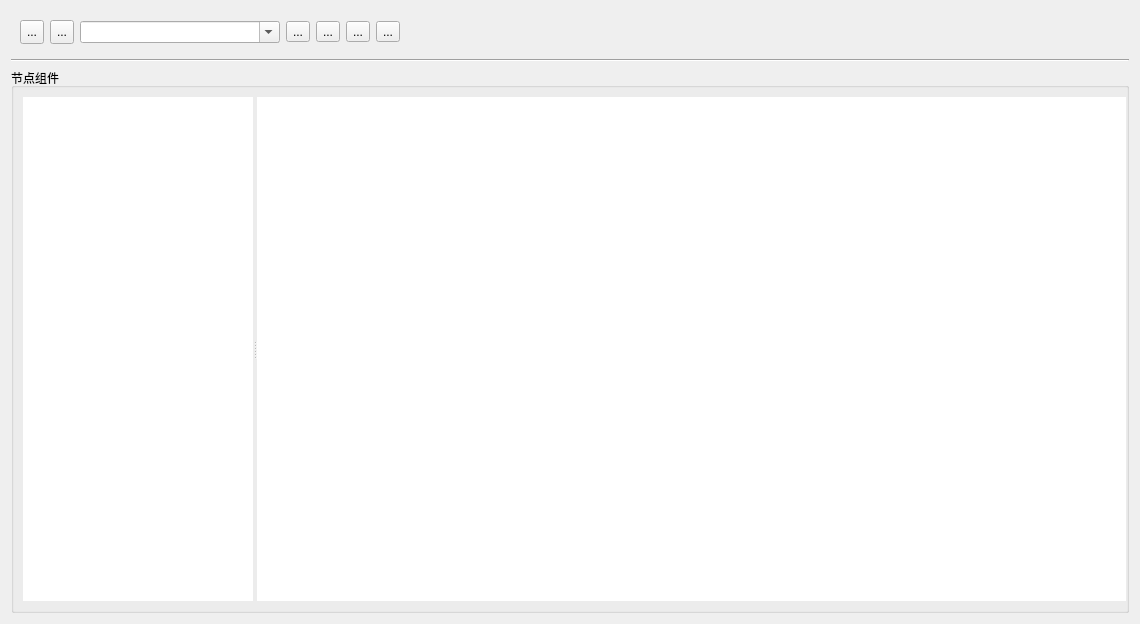
The window that dialogs/nodetreedialog.ui (L-Net-1992/ADAS_AD_Developer) describes before a commit, drawn with Qt 5.
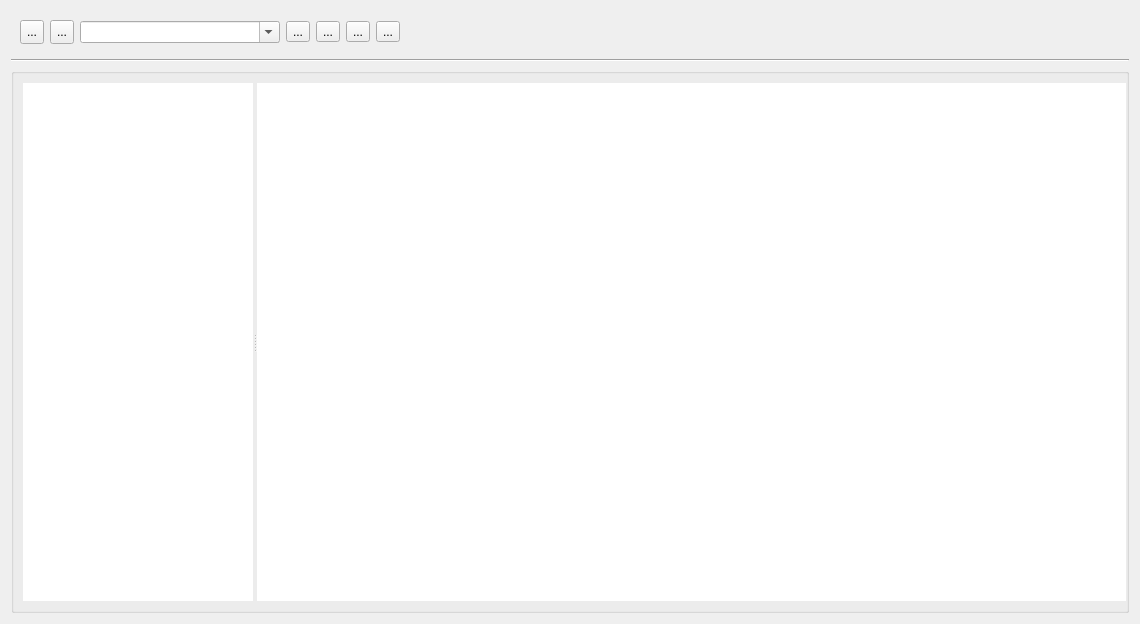
The same window after the commit. Icons and pictures are not drawn. Custom widgets are drawn as their Qt base class.

The edit to the form file:
```diff
--- a/dialogs/nodetreedialog.ui
+++ b/dialogs/nodetreedialog.ui
@@ -222,7 +222,7 @@
         </size>
        </property>
        <property name="title">
-        <string>节点组件</string>
+        <string/>
        </property>
        <layout class="QHBoxLayout" name="horizontalLayout_2">
         <property name="spacing">
```
